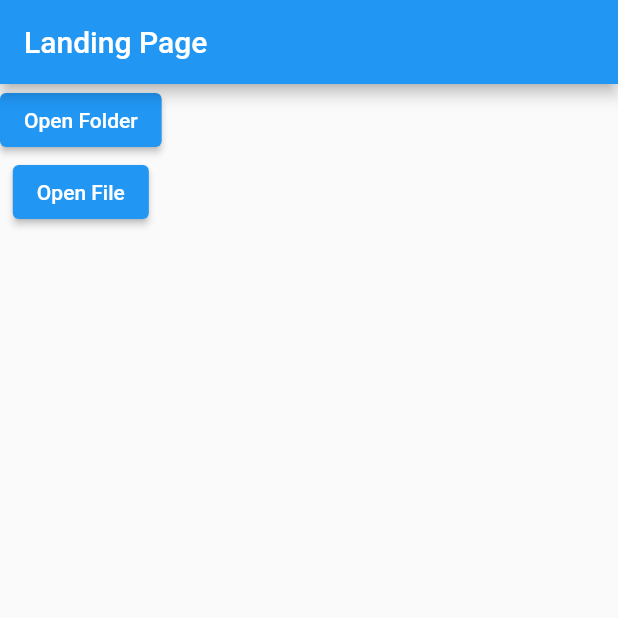
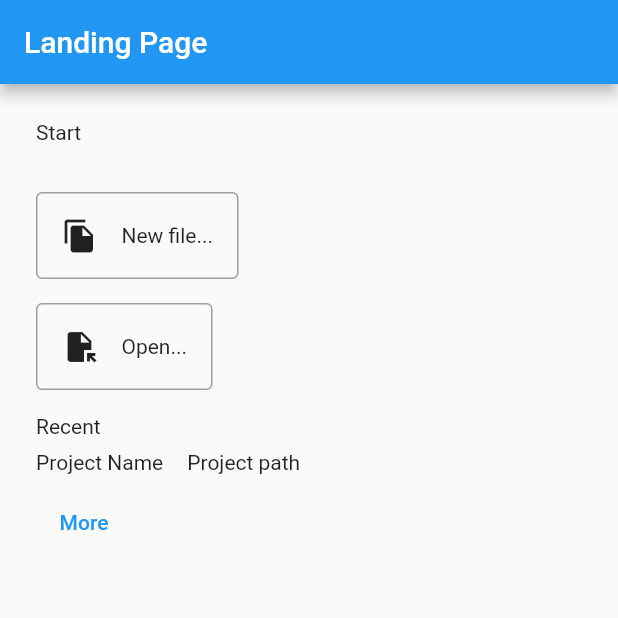
Before and after one commit to viveky259259/vscode_flutter, a Flutter app: the screen it shows after launch, on a phone screen of 412 x 824 dp, the top half of it. Run offline on Flutter 3.47's test engine with Material 2 defaults, Android fonts, the phone set to English and light mode, and no system bars; our stand-ins replace auto_route, file_picker.

Commit message:
Updated landing page UI

```diff
--- a/lib/src/features/landing_page/landing_page.dart
+++ b/lib/src/features/landing_page/landing_page.dart
@@ -13,27 +13,83 @@ class LandingPage extends StatelessWidget {
   @override
   Widget build(BuildContext context) {
     return Scaffold(
-      appBar: AppBar(title: Text('Landing Page')),
-      body: Column(children: [
-        ElevatedButton(
-            onPressed: () async {
+      appBar: AppBar(title: const Text('Landing Page')),
+      body: Padding(
+        padding: const EdgeInsets.all(24.0),
+        child: Column(crossAxisAlignment: CrossAxisAlignment.start, children: [
+          const Text('Start'),
+          const SizedBox(
+            height: 32,
+          ),
+          GestureDetector(
+            onTap: () => debugPrint('To implement new file'),
+            child: Container(
+              padding: const EdgeInsets.all(16),
+              decoration: BoxDecoration(
+                  border: Border.all(color: Colors.grey),
+                  borderRadius: BorderRadius.circular(4)),
+              child: Row(
+                mainAxisSize: MainAxisSize.min,
+                children: const [
+                  Icon(Icons.file_copy),
+                  SizedBox(
+                    width: 16,
+                  ),
+                  Text('New file...')
+                ],
+              ),
+            ),
+          ),
+          const SizedBox(
+            height: 16,
+          ),
+          InkWell(
+            onTap: () async {
               final result = await FilePicker.platform.getDirectoryPath();
-              print(result);
-                if (result != null) {
-                context.router.push(EditorRoute(filePickerResult: result));
-              }
 
-            },
-            child: Text('Open Folder')),
-        ElevatedButton(
-            onPressed: () async {
-              final result = await FilePicker.platform.pickFiles();
               if (result != null) {
                 context.router.push(EditorRoute(filePickerResult: result));
               }
             },
-            child: Text('Open File')),
-      ]),
+            child: Container(
+              padding: const EdgeInsets.all(16),
+              decoration: BoxDecoration(
+                  border: Border.all(color: Colors.grey),
+                  borderRadius: BorderRadius.circular(4)),
+              child: Row(
+                mainAxisSize: MainAxisSize.min,
+                children: const [
+                  Icon(Icons.file_open),
+                  SizedBox(
+                    width: 16,
+                  ),
+                  Text('Open...')
+                ],
+              ),
+            ),
+          ),
+          const SizedBox(
+            height: 16,
+          ),
+          const Text('Recent'),
+          const SizedBox(
+            height: 8,
+          ),
+          Row(
+            children: const [
+              Text('Project Name'),
+              SizedBox(
+                width: 16,
+              ),
+              Text('Project path')
+            ],
+          ),
+          const SizedBox(
+            height: 8,
+          ),
+          TextButton(onPressed: () {}, child: const Text('More'))
+        ]),
+      ),
     );
   }
 }
```
